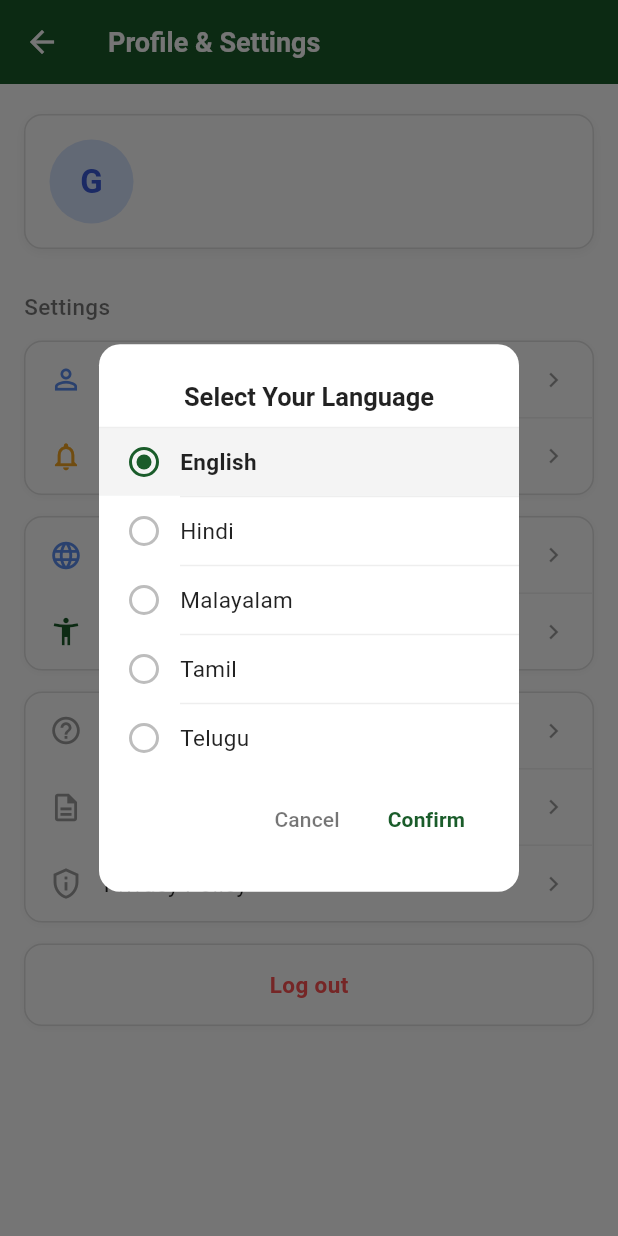
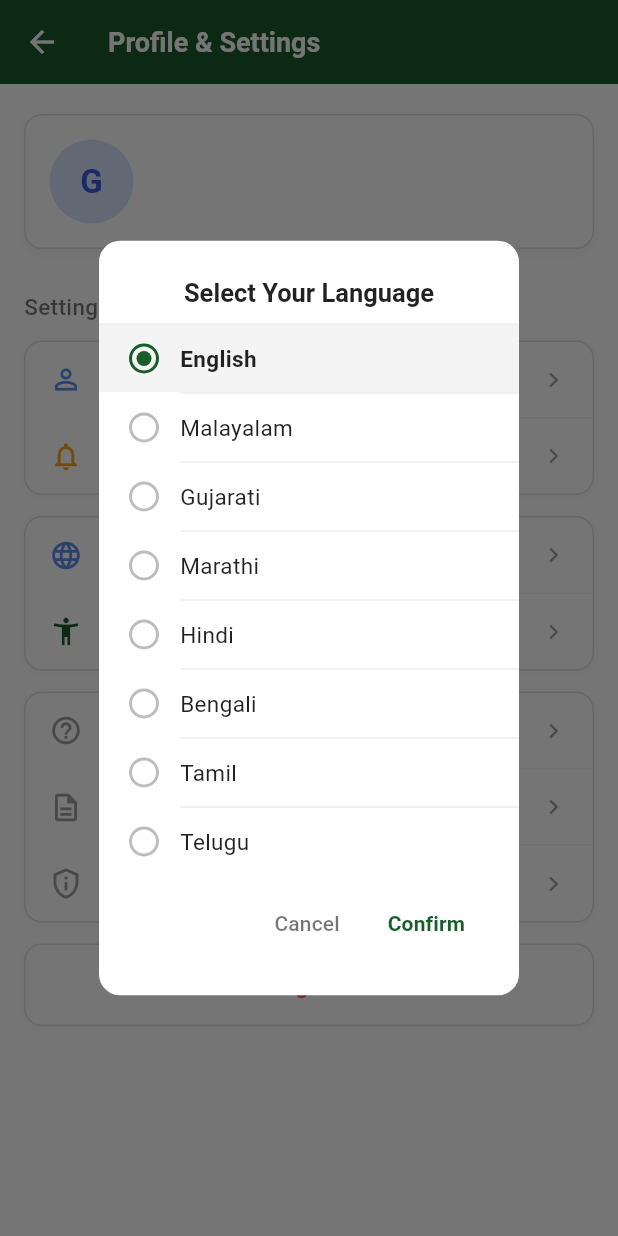
Before and after one commit to Abhinand-Ullas/Supply_co_app, a Flutter app: the ProfileSettingsPage screen opened directly, after a tap on "Language", on a phone screen of 412 x 824 dp. Run offline on Flutter 3.47's test engine with Material 3 defaults, Android fonts, the phone set to English and light mode, and no system bars; our stand-ins replace firebase_core, firebase_messaging, flutter_dotenv, shared_preferences, supabase_flutter; accounts and stored records are empty; network calls fail.

Commit message:
selected_language updation

```diff
--- a/lib/other_pages/language_dialog.dart
+++ b/lib/other_pages/language_dialog.dart
@@ -27,8 +27,11 @@ class _LanguageDialogState extends State<LanguageDialog> {
 
   static const List<String> _languages = [
     'English',
+    'Malayalam',
+    'Gujarati',
+    'Marathi',
     'Hindi',
-    'Malayalam',
+    'Bengali',
     'Tamil',
     'Telugu',
   ];
--- a/lib/other_pages/profile_and_settings_page.dart
+++ b/lib/other_pages/profile_and_settings_page.dart
@@ -6,6 +6,7 @@ import 'package:supply_co/other_pages/help_support.dart';
 import 'package:supply_co/other_pages/manage_alerts.dart';
 import 'package:supply_co/other_pages/privacy_policy.dart';
 import 'package:supply_co/other_pages/terms_conditions.dart';
+import 'package:supply_co/services/local_storage_service.dart';
 
 // Import your existing pages.
 // Adjust the paths to match your actual project folder structure.
@@ -62,17 +63,21 @@ class _ProfileSettingsPageState extends State<ProfileSettingsPage> {
 
       if (user == null) {
         // No logged-in user → stay as guest, just stop loading.
-        if (mounted) setState(() => _isLoading = false);
+        if (mounted) {
+          setState(() {
+            _isLoading = false;
+            // Load language from local storage even for guests
+            final languageCode = StorageService.getPreferredLanguage();
+            _selectedLanguage = StorageService.codeToLanguageName(languageCode);
+          });
+        }
         return;
       }
 
-      // Query user_details table:
-      //   .select('name, phone') — only fetch the two columns we need
-      //   .eq('id', user.id)     — filter: row where id = logged-in user's uid
-      //   .maybeSingle()         — returns one Map or null (no exception if missing)
+      // User is authenticated. Try to fetch from Supabase.
       final data = await Supabase.instance.client
           .from('user_details')
-          .select('name, phone_number')
+          .select('name, phone_number, preferred_language')
           .eq('id', user.id)
           .maybeSingle();
 
@@ -80,15 +85,31 @@ class _ProfileSettingsPageState extends State<ProfileSettingsPage> {
       // data is a Map<String, dynamic> like {'name': 'Sam', 'phone': '9876554321'}
       if (mounted) {
         setState(() {
-          _name = data?['name']?.toString().toUpperCase();
-          _phone = data?['phone']?.toString();
+          // If data exists, use it; otherwise show "User" since we're authenticated
+          _name = data?['name']?.toString().toUpperCase() ?? 'User';
+          _phone = data?['phone_number']?.toString();
+
+          // Get language preference from DB, or fall back to local storage
+          final languageCode = data?['preferred_language'] as String? ??
+              StorageService.getPreferredLanguage();
+          _selectedLanguage = StorageService.codeToLanguageName(languageCode);
           _isLoading = false;
         });
       }
     } catch (e) {
-      // On any error (network, permission etc.), silently fall back to guest.
+      // On any error (network, permission etc.), fall back to local data if authenticated
       debugPrint('Error loading user details: $e');
-      if (mounted) setState(() => _isLoading = false);
+      if (mounted) {
+        final user = Supabase.instance.client.auth.currentUser;
+        setState(() {
+          // If user is authenticated but fetch failed, show "User" instead of "GUEST USER"
+          _name = user != null ? 'User' : null;
+          // Always load language from local storage as fallback
+          final languageCode = StorageService.getPreferredLanguage();
+          _selectedLanguage = StorageService.codeToLanguageName(languageCode);
+          _isLoading = false;
+        });
+      }
     }
   }
 
@@ -213,12 +234,26 @@ class _ProfileSettingsPageState extends State<ProfileSettingsPage> {
                     context: context,
                     builder: (_) =>
                         LanguageDialog(currentLanguage: _selectedLanguage),
-                  ).then((chosen) {
+                  ).then((chosen) async {
                     // 'chosen' is the language string returned by the dialog,
                     // or null if the user tapped outside / pressed Cancel.
                     if (chosen != null && chosen != _selectedLanguage) {
                       setState(() => _selectedLanguage = chosen);
-                      // TODO: Save _selectedLanguage to your database here.
+                      // Save to local storage
+                      final code = StorageService.languageNameToCode(chosen);
+                      await StorageService.setPreferredLanguage(code);
+                      // Sync to Supabase
+                      try {
+                        final user = Supabase.instance.client.auth.currentUser;
+                        if (user != null) {
+                          await Supabase.instance.client
+                              .from('user_details')
+                              .update({'preferred_language': code})
+                              .eq('id', user.id);
+                        }
+                      } catch (e) {
+                        debugPrint('Error saving language to Supabase: $e');
+                      }
                       debugPrint('Language changed to: $_selectedLanguage');
                     }
                   });
--- a/lib/services/local_storage_service.dart
+++ b/lib/services/local_storage_service.dart
@@ -8,6 +8,7 @@ class StorageService {
   static const _keyAllStores = 'all_stores_cache';
   static const _keyOnboarding = 'seen_onboarding';
   static const _keyGuestMode = 'guest_mode';
+  static const _keyPreferredLanguage = 'preferred_language';
 
   // Call once in main.dart before runApp()
   static Future<void> init() async {
@@ -27,6 +28,49 @@ class StorageService {
 
   static Future<void> setGuestMode(bool value) =>
       _prefs.setBool(_keyGuestMode, value);
+
+  // ── Language Preference ─────────────────────────────────────
+
+  static bool hasPreferredLanguage() =>
+      _prefs.containsKey(_keyPreferredLanguage);
+
+  static String getPreferredLanguage() =>
+      _prefs.getString(_keyPreferredLanguage) ?? 'en';
+
+  static Future<void> setPreferredLanguage(String languageCode) =>
+      _prefs.setString(_keyPreferredLanguage, languageCode);
+
+  /// Converts display language name to ISO 639-1 code
+  /// e.g. 'English' → 'en', 'Malayalam' → 'ml'
+  static String languageNameToCode(String languageName) {
+    const Map<String, String> languageMap = {
+      'English': 'en',
+      'Malayalam': 'ml',
+      'Gujarati': 'gu',
+      'Marathi': 'mr',
+      'Hindi': 'hi',
+      'Bengali': 'bn',
+      'Tamil': 'ta',
+      'Telugu': 'te',
+    };
+    return languageMap[languageName] ?? 'en';
+  }
+
+  /// Converts ISO 639-1 code to display language name
+  /// e.g. 'ml' → 'Malayalam', 'en' → 'English'
+  static String codeToLanguageName(String code) {
+    const Map<String, String> codeMap = {
+      'en': 'English',
+      'ml': 'Malayalam',
+      'gu': 'Gujarati',
+      'mr': 'Marathi',
+      'hi': 'Hindi',
+      'bn': 'Bengali',
+      'ta': 'Tamil',
+      'te': 'Telugu',
+    };
+    return codeMap[code] ?? 'English';
+  }
 
   // ── Store List Cache ───────────────────────────────────────
 
```
Also changed, not shown: lib/intro_pages/auth_page.dart (+152 -44 lines), lib/intro_pages/get_started.dart (+22 -9 lines), lib/main.dart (+13 -1 lines).
